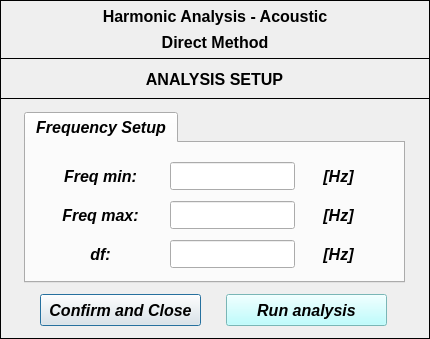
Qt form pulse/uix/user_input/ui/Analysis/Acoustic/analysisSetupInput_HarmonicAnalysisDirectMethod.ui (open-pulse/OpenPulse) before a commit.
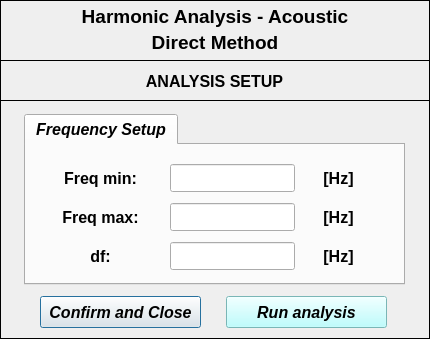
The same form after that commit. Icons and pictures are not drawn.

Patch:
```diff
--- a/pulse/uix/user_input/ui/Analysis/Acoustic/analysisSetupInput_HarmonicAnalysisDirectMethod.ui
+++ b/pulse/uix/user_input/ui/Analysis/Acoustic/analysisSetupInput_HarmonicAnalysisDirectMethod.ui
@@ -50,7 +50,7 @@
      <x>0</x>
      <y>0</y>
      <width>430</width>
-     <height>59</height>
+     <height>61</height>
     </rect>
    </property>
    <property name="frameShape">
@@ -74,7 +74,7 @@
     <property name="font">
      <font>
       <family>Arial</family>
-      <pointsize>12</pointsize>
+      <pointsize>14</pointsize>
       <weight>75</weight>
       <italic>false</italic>
       <bold>true</bold>
@@ -102,7 +102,7 @@
     <property name="font">
      <font>
       <family>Arial</family>
-      <pointsize>12</pointsize>
+      <pointsize>14</pointsize>
       <weight>75</weight>
       <italic>false</italic>
       <bold>true</bold>
@@ -123,11 +123,23 @@
    <property name="geometry">
     <rect>
      <x>0</x>
-     <y>98</y>
+     <y>100</y>
      <width>430</width>
-     <height>241</height>
+     <height>239</height>
     </rect>
    </property>
+   <property name="minimumSize">
+    <size>
+     <width>430</width>
+     <height>239</height>
+    </size>
+   </property>
+   <property name="maximumSize">
+    <size>
+     <width>430</width>
+     <height>239</height>
+    </size>
+   </property>
    <property name="frameShape">
     <enum>QFrame::Box</enum>
    </property>
@@ -186,6 +198,11 @@
            <height>28</height>
           </size>
          </property>
+         <property name="font">
+          <font>
+           <italic>false</italic>
+          </font>
+         </property>
          <property name="text">
           <string>Freq min:</string>
          </property>
@@ -208,6 +225,11 @@
            <height>28</height>
           </size>
          </property>
+         <property name="font">
+          <font>
+           <italic>false</italic>
+          </font>
+         </property>
          <property name="text">
           <string>Freq max:</string>
          </property>
@@ -230,6 +252,11 @@
            <height>28</height>
           </size>
          </property>
+         <property name="font">
+          <font>
+           <italic>false</italic>
+          </font>
+         </property>
          <property name="text">
           <string>df:</string>
          </property>
@@ -276,6 +303,9 @@
            <bold>true</bold>
           </font>
          </property>
+         <property name="styleSheet">
+          <string notr="true">color: rgb(0, 0, 255);</string>
+         </property>
          <property name="alignment">
           <set>Qt::AlignCenter</set>
          </property>
@@ -304,6 +334,9 @@
            <bold>true</bold>
           </font>
          </property>
+         <property name="styleSheet">
+          <string notr="true">color: rgb(0, 0, 255);</string>
+         </property>
          <property name="alignment">
           <set>Qt::AlignCenter</set>
          </property>
@@ -332,6 +365,9 @@
            <bold>true</bold>
           </font>
          </property>
+         <property name="styleSheet">
+          <string notr="true">color: rgb(0, 0, 255);</string>
+         </property>
          <property name="alignment">
           <set>Qt::AlignCenter</set>
          </property>
@@ -366,6 +402,11 @@
            <height>28</height>
           </size>
          </property>
+         <property name="font">
+          <font>
+           <italic>false</italic>
+          </font>
+         </property>
          <property name="text">
           <string>[Hz]</string>
          </property>
@@ -388,6 +429,11 @@
            <height>28</height>
           </size>
          </property>
+         <property name="font">
+          <font>
+           <italic>false</italic>
+          </font>
+         </property>
          <property name="text">
           <string>[Hz]</string>
          </property>
@@ -410,6 +456,11 @@
            <height>28</height>
           </size>
          </property>
+         <property name="font">
+          <font>
+           <italic>false</italic>
+          </font>
+         </property>
          <property name="text">
           <string>[Hz]</string>
          </property>
@@ -474,7 +525,7 @@
    <property name="geometry">
     <rect>
      <x>0</x>
-     <y>58</y>
+     <y>60</y>
      <width>430</width>
      <height>41</height>
     </rect>
```
Left out of the diff: 2 changed lines with no effect on the pictures.
